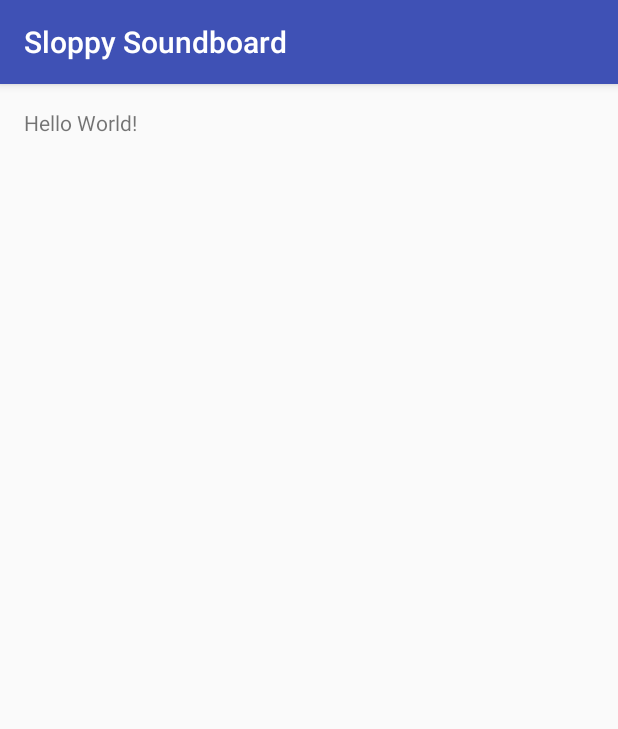
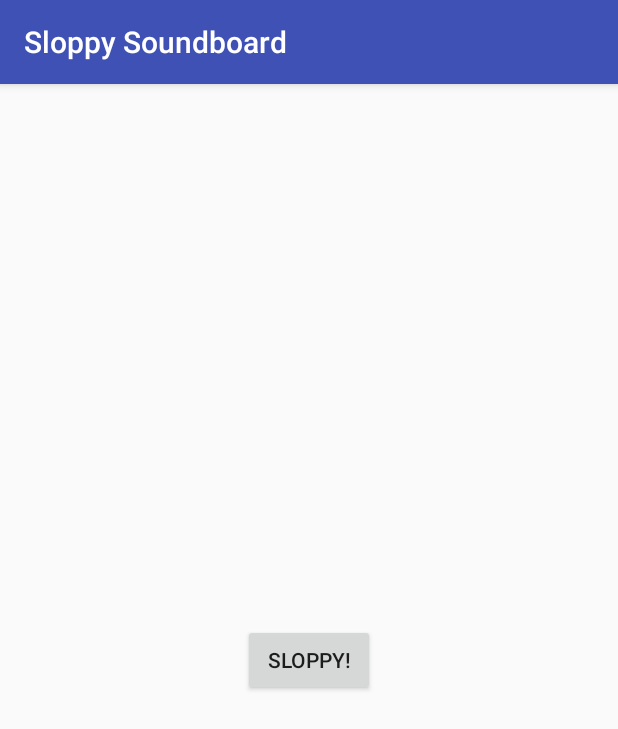
Before and after one commit to Kiree/Sloppy_soundboard, an Android app: the screen it shows after launch (MainActivity), on a phone screen of 412 x 824 dp. Shown: the top 729 px of the screen. Run offline under Robolectric (Android 15) with nearby library versions, the light colour scheme and no system bars.

Commit message:
Added button and sound file

```diff
--- a/SloppySoundboard/app/src/main/java/com/example/peheri/sloppysoundboard/MainActivity.java
+++ b/SloppySoundboard/app/src/main/java/com/example/peheri/sloppysoundboard/MainActivity.java
@@ -1,13 +1,30 @@
 package com.example.peheri.sloppysoundboard;
 
+import android.media.MediaPlayer;
 import android.support.v7.app.AppCompatActivity;
 import android.os.Bundle;
+import android.view.View;
+import android.widget.Button;
+
 
 public class MainActivity extends AppCompatActivity {
+
+    Button sloppyButton;
 
     @Override
     protected void onCreate(Bundle savedInstanceState) {
         super.onCreate(savedInstanceState);
         setContentView(R.layout.activity_main);
+
+        sloppyButton = (Button) findViewById(R.id.sloppyButton);
+        final MediaPlayer mediaPlayer = MediaPlayer.create(this, R.raw.sloppy);
+
+        sloppyButton.setOnClickListener(new View.OnClickListener() {
+
+            @Override
+            public void onClick(View view) {
+                mediaPlayer.start();
+            }
+        });
     }
 }
--- a/SloppySoundboard/app/src/main/res/layout/activity_main.xml
+++ b/SloppySoundboard/app/src/main/res/layout/activity_main.xml
@@ -10,8 +10,11 @@
     android:paddingTop="@dimen/activity_vertical_margin"
     tools:context="com.example.peheri.sloppysoundboard.MainActivity">
 
-    <TextView
+    <Button
+        android:text="@string/sloppy"
         android:layout_width="wrap_content"
         android:layout_height="wrap_content"
-        android:text="Hello World!" />
+        android:id="@+id/sloppyButton"
+        android:layout_centerVertical="true"
+        android:layout_centerHorizontal="true" />
 </RelativeLayout>
--- a/SloppySoundboard/app/src/main/res/values/strings.xml
+++ b/SloppySoundboard/app/src/main/res/values/strings.xml
@@ -1,3 +1,4 @@
 <resources>
     <string name="app_name">Sloppy Soundboard</string>
+    <string name="sloppy">Sloppy!</string>
 </resources>
```
Also changed, not shown: 1 other file.
